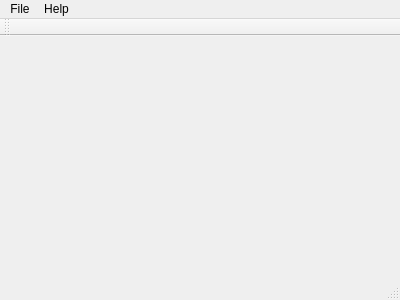
First picture: the form in Fritz/mainwindow.ui, repository ptbw/Fritz-Qt5-project-for-Raspberry-Pi, before the edit.
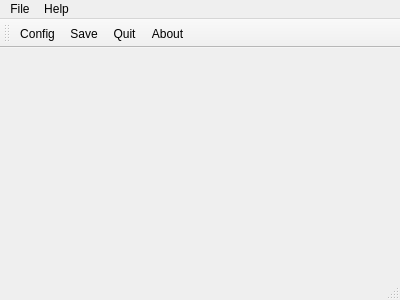
Second picture: the form after the edit.

Patch:
```diff
--- a/Fritz/mainwindow.ui
+++ b/Fritz/mainwindow.ui
@@ -45,8 +45,12 @@
     <enum>TopToolBarArea</enum>
    </attribute>
    <attribute name="toolBarBreak">
-    <bool>false</bool>
+    <bool>true</bool>
    </attribute>
+   <addaction name="actionConfig"/>
+   <addaction name="actionSave"/>
+   <addaction name="actionQuit"/>
+   <addaction name="actionAbout"/>
   </widget>
   <widget class="QStatusBar" name="statusBar"/>
   <action name="actionConfig">
```
Left out of the diff: 3 changed lines with no effect on the pictures.
